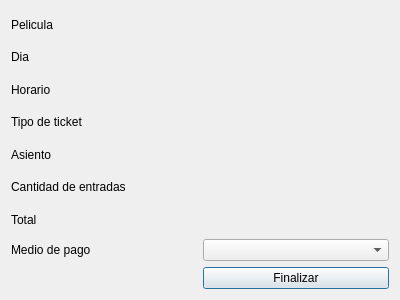
This is Proyecto_Cine/pago.ui in moyeta-tech/Cine as Qt 5 draws it before an edit. The edited form follows.
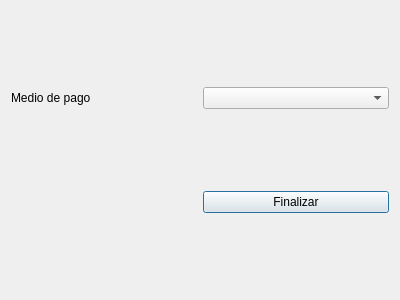
This is the edited form.

```diff
--- a/Proyecto_Cine/pago.ui
+++ b/Proyecto_Cine/pago.ui
@@ -16,118 +16,20 @@
   <layout class="QHBoxLayout" name="horizontalLayout">
    <item>
     <layout class="QGridLayout" name="gridLayout">
-     <item row="7" column="0">
-      <widget class="QLabel" name="label_17">
-       <property name="text">
-        <string>Medio de pago</string>
-       </property>
-      </widget>
-     </item>
-     <item row="1" column="1">
-      <widget class="QLabel" name="label_dia">
-       <property name="text">
-        <string/>
-       </property>
-      </widget>
-     </item>
-     <item row="4" column="1">
-      <widget class="QLabel" name="label_asiento">
-       <property name="text">
-        <string/>
-       </property>
-      </widget>
-     </item>
-     <item row="4" column="0">
-      <widget class="QLabel" name="label_15">
-       <property name="text">
-        <string>Asiento</string>
-       </property>
-      </widget>
-     </item>
-     <item row="6" column="0">
-      <widget class="QLabel" name="label_11">
-       <property name="text">
-        <string>Total</string>
-       </property>
-      </widget>
-     </item>
-     <item row="7" column="1">
-      <widget class="QComboBox" name="comboBox_medios"/>
-     </item>
-     <item row="2" column="0">
-      <widget class="QLabel" name="label_3">
-       <property name="text">
-        <string>Horario</string>
-       </property>
-      </widget>
-     </item>
-     <item row="0" column="0">
-      <widget class="QLabel" name="label_2">
-       <property name="text">
-        <string>Pelicula</string>
-       </property>
-      </widget>
-     </item>
      <item row="0" column="1">
-      <widget class="QLabel" name="label_pelicula">
-       <property name="text">
-        <string/>
-       </property>
-      </widget>
+      <widget class="QComboBox" name="comboBox_medios"/>
      </item>
-     <item row="8" column="1">
+     <item row="1" column="1">
       <widget class="QPushButton" name="Boton_finalizar">
        <property name="text">
         <string>Finalizar</string>
        </property>
       </widget>
      </item>
-     <item row="5" column="1">
-      <widget class="QLabel" name="label_cantidad">
+     <item row="0" column="0">
+      <widget class="QLabel" name="label_17">
        <property name="text">
-        <string/>
-       </property>
-      </widget>
-     </item>
-     <item row="5" column="0">
-      <widget class="QLabel" name="label_10">
-       <property name="text">
-        <string>Cantidad de entradas</string>
-       </property>
-      </widget>
-     </item>
-     <item row="3" column="1">
-      <widget class="QLabel" name="label_tipo">
-       <property name="text">
-        <string/>
-       </property>
-      </widget>
-     </item>
-     <item row="6" column="1">
-      <widget class="QLabel" name="label_total">
-       <property name="text">
-        <string/>
-       </property>
-      </widget>
-     </item>
-     <item row="2" column="1">
-      <widget class="QLabel" name="label_horario">
-       <property name="text">
-        <string/>
-       </property>
-      </widget>
-     </item>
-     <item row="1" column="0">
-      <widget class="QLabel" name="label_4">
-       <property name="text">
-        <string>Dia</string>
-       </property>
-      </widget>
-     </item>
-     <item row="3" column="0">
-      <widget class="QLabel" name="label_16">
-       <property name="text">
-        <string>Tipo de ticket</string>
+        <string>Medio de pago</string>
        </property>
       </widget>
      </item>
```
